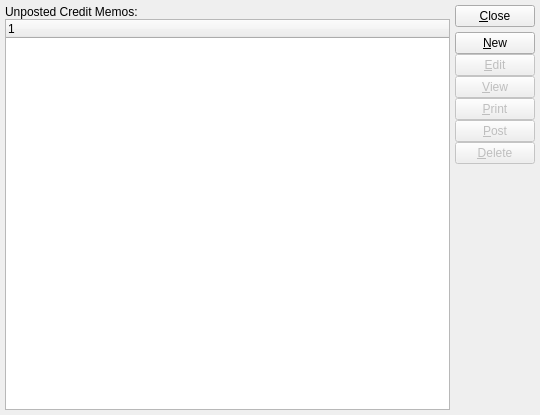
The window that guiclient/unpostedCreditMemos.ui (Pegasus-RPG/xtuple-client) describes before a commit, drawn with Qt 5.
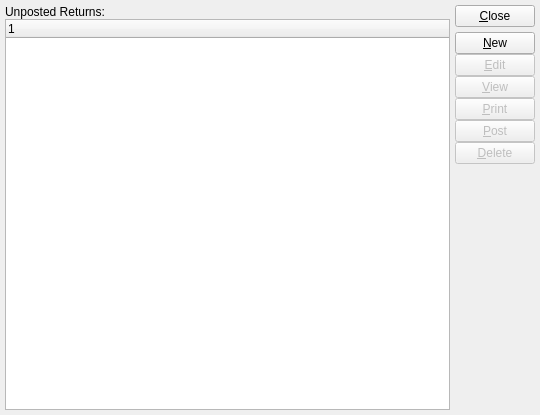
The same window after the commit. Custom widgets are drawn as their Qt base class.

```diff
--- a/guiclient/unpostedCreditMemos.ui
+++ b/guiclient/unpostedCreditMemos.ui
@@ -32,7 +32,7 @@
       <item>
        <widget class="QLabel" name="_unpostedCreditMemosList" >
         <property name="text" >
-         <string>Unposted Credit Memos:</string>
+         <string>Unposted Returns:</string>
         </property>
        </widget>
       </item>
```
Left out of the diff: 2 changed lines with no effect on the pictures.
